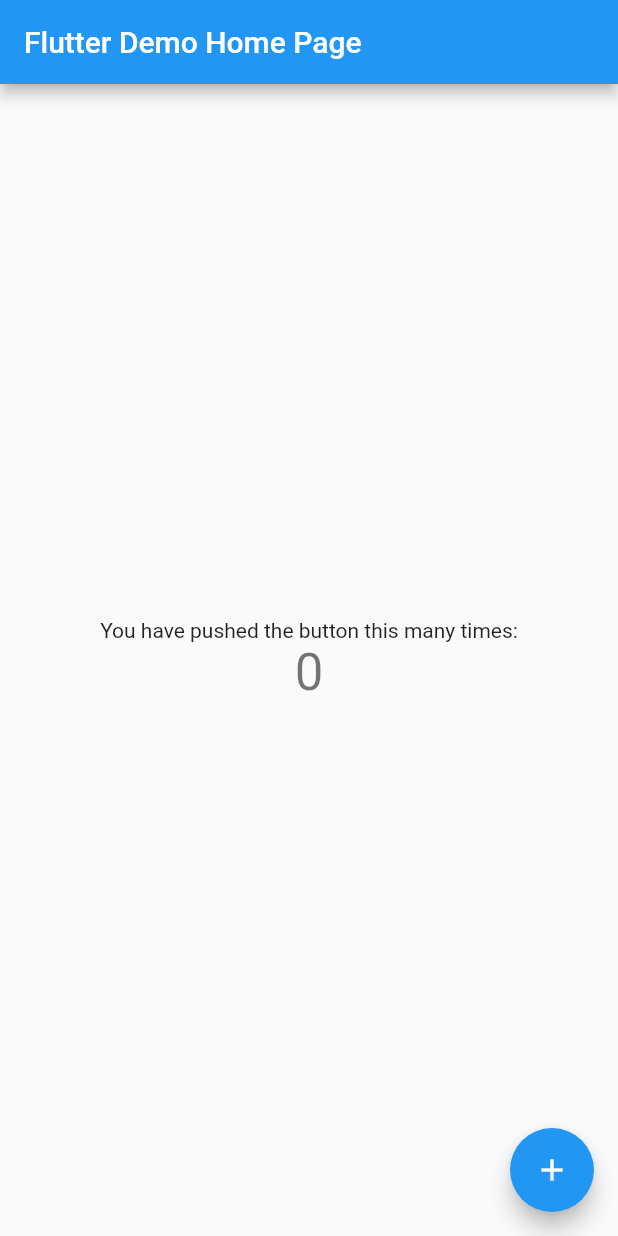
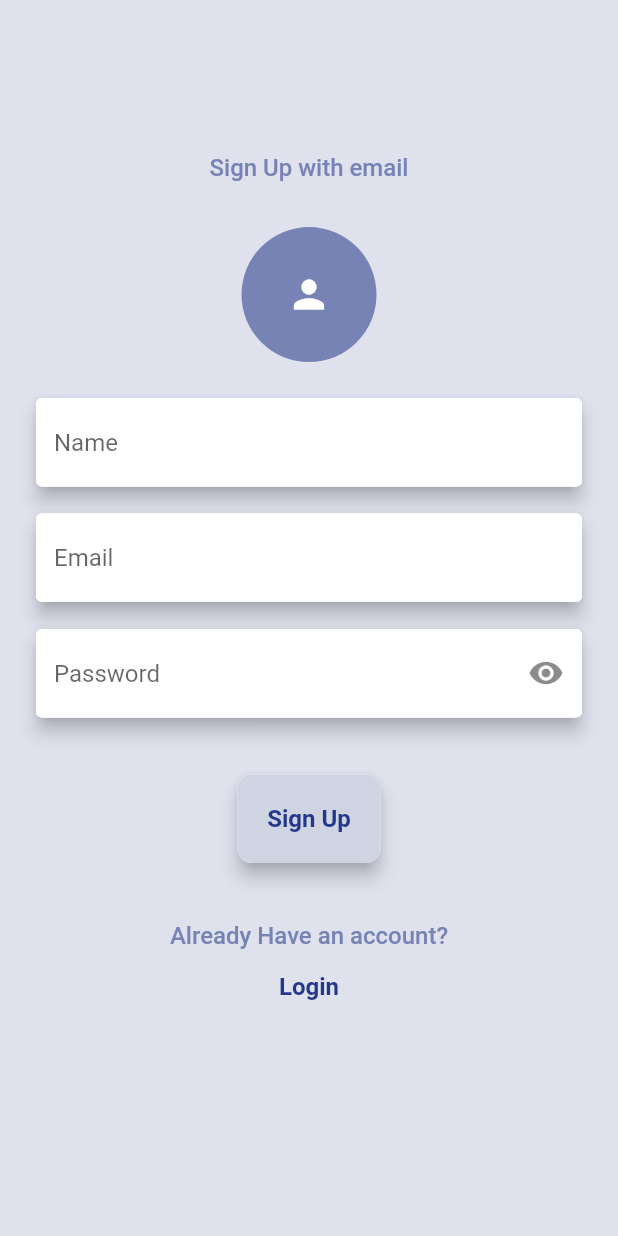
Before and after one commit to SalishKumar/gorin-system-test, a Flutter app: the screen it shows after launch, on a phone screen of 412 x 824 dp. Run offline on Flutter 3.47's test engine with Material 2 defaults, Android fonts, the phone set to English and light mode, and no system bars; our stand-ins replace get.

Commit message:
Designed Register UI

```diff
--- /dev/null
+++ b/lib/Utils/Constants.dart
@@ -0,0 +1,6 @@
+import 'package:flutter/material.dart';
+
+Color backgroundColor = Color(0xFFDFE1ED);
+Color circularAvtarColor = Color(0xFF7783B4);
+Color buttonColor = Color(0xFFCFD4E3);
+Color textColor = Color(0xFF25378B);
--- /dev/null
+++ b/lib/Views/CustomWidgets.dart
@@ -0,0 +1,37 @@
+import 'package:flutter/material.dart';
+import 'package:gorin/Utils/Constants.dart' as util;
+class myField extends StatelessWidget {
+  const myField({
+    Key key,
+    @required this.hintText,
+    this.suffixIcon
+  }) : super(key: key);
+  final hintText,suffixIcon;
+  @override
+  Widget build(BuildContext context) {
+    return Card(
+      elevation: 5,
+      child: TextField(
+        decoration: InputDecoration(
+          fillColor: Colors.white,
+          filled: true,
+          hintText: hintText,
+          suffixIcon: suffixIcon,
+          border: OutlineInputBorder(
+              borderSide: BorderSide(color: Colors.white)
+
+          ),
+          focusedBorder: OutlineInputBorder(
+              borderSide: BorderSide(color: util.circularAvtarColor)
+
+          ),
+          enabledBorder: OutlineInputBorder(
+              borderSide: BorderSide(color: Colors.white)
+
+          ),
+        ),
+
+      ),
+    );
+  }
+}
--- a/lib/Views/Register.dart
+++ b/lib/Views/Register.dart
@@ -0,0 +1,101 @@
+import 'package:flutter/material.dart';
+import 'package:get/get.dart';
+import 'package:gorin/Utils/Constants.dart' as util;
+import 'package:gorin/Views/CustomWidgets.dart';
+class Register extends StatelessWidget {
+  @override
+  Widget build(BuildContext context) {
+    return SafeArea(
+      child: Scaffold(
+        backgroundColor: util.backgroundColor,
+        body: SingleChildScrollView(
+          child: Padding(
+            padding: const EdgeInsets.all(20.0),
+            child: Column(
+              crossAxisAlignment: CrossAxisAlignment.center,
+              mainAxisAlignment: MainAxisAlignment.center,
+              children: [
+                SizedBox(height: (Get.height/10)*1,),
+                Text(
+                    "Sign Up with email",
+                  style: TextStyle(
+                    color: util.circularAvtarColor,
+                    fontSize: 16,
+                    fontWeight: FontWeight.w500
+                  ),
+                ),
+                SizedBox(height: 30,),
+                CircleAvatar(
+                  backgroundColor: util.circularAvtarColor,
+                  radius: 45,
+                  child: Icon(Icons.person,color: Colors.white,size: 30,),
+                ),
+                SizedBox(height: 20,),
+                myField(hintText: "Name",),
+                SizedBox(height: 10,),
+                myField(hintText: "Email",),
+                SizedBox(height: 10,),
+                myField(
+                  hintText: "Password",
+                  suffixIcon: IconButton(
+                    onPressed: (){
+
+                    },
+                    icon: Icon(Icons.remove_red_eye)
+                  ),
+                ),
+                SizedBox(height: 30,),
+                Card(
+                  elevation: 5,
+                  shape: RoundedRectangleBorder(
+                      borderRadius: BorderRadius.circular(10)
+                  ),
+                  child: Container(
+                    decoration: BoxDecoration(
+                      color: util.buttonColor,
+                      borderRadius: BorderRadius.circular(10)
+                    ),
+                    padding: EdgeInsets.all(20),
+                    child: Text(
+                        'Sign Up',
+                      style: TextStyle(
+                        color: util.textColor,
+                        fontWeight: FontWeight.bold,
+                        fontSize: 16
+
+                      ),
+                    ),
+                    ),
+                ),
+                SizedBox(height: 35,),
+                Text(
+                  "Already Have an account?",
+                  style: TextStyle(
+                      color: util.circularAvtarColor,
+                      fontSize: 16,
+                      fontWeight: FontWeight.w500
+                  ),
+                ),
+                SizedBox(height: 15,),
+                Text(
+                  'Login',
+                  style: TextStyle(
+                      color: util.textColor,
+                      fontWeight: FontWeight.bold,
+                      fontSize: 16
+
+                  ),
+                ),
+
+
+
+
+
+              ],
+            ),
+          ),
+        ),
+      ),
+    );
+  }
+}
--- a/lib/main.dart
+++ b/lib/main.dart
@@ -1,113 +1,16 @@
 import 'package:flutter/material.dart';
-
+import 'package:get/get.dart';
+import 'package:gorin/Views/Register.dart';
 void main() {
   runApp(MyApp());
 }
 
 class MyApp extends StatelessWidget {
-  // This widget is the root of your application.
   @override
   Widget build(BuildContext context) {
-    return MaterialApp(
+    return GetMaterialApp(
       title: 'Flutter Demo',
-      theme: ThemeData(
-        // This is the theme of your application.
-        //
-        // Try running your application with "flutter run". You'll see the
-        // application has a blue toolbar. Then, without quitting the app, try
-        // changing the primarySwatch below to Colors.green and then invoke
-        // "hot reload" (press "r" in the console where you ran "flutter run",
-        // or simply save your changes to "hot reload" in a Flutter IDE).
-        // Notice that the counter didn't reset back to zero; the application
-        // is not restarted.
-        primarySwatch: Colors.blue,
-      ),
-      home: MyHomePage(title: 'Flutter Demo Home Page'),
+      home: Register()
     );
   }
 }
-
-class MyHomePage extends StatefulWidget {
-  MyHomePage({Key key, this.title}) : super(key: key);
-
-  // This widget is the home page of your application. It is stateful, meaning
-  // that it has a State object (defined below) that contains fields that affect
-  // how it looks.
-
-  // This class is the configuration for the state. It holds the values (in this
-  // case the title) provided by the parent (in this case the App widget) and
-  // used by the build method of the State. Fields in a Widget subclass are
-  // always marked "final".
-
-  final String title;
-
-  @override
-  _MyHomePageState createState() => _MyHomePageState();
-}
-
-class _MyHomePageState extends State<MyHomePage> {
-  int _counter = 0;
-
-  void _incrementCounter() {
-    setState(() {
-      // This call to setState tells the Flutter framework that something has
-      // changed in this State, which causes it to rerun the build method below
-      // so that the display can reflect the updated values. If we changed
-      // _counter without calling setState(), then the build method would not be
-      // called again, and so nothing would appear to happen.
-      _counter++;
-    });
-  }
-
-  @override
-  Widget build(BuildContext context) {
-    // This method is rerun every time setState is called, for instance as done
-    // by the _incrementCounter method above.
-    //
-    // The Flutter framework has been optimized to make rerunning build methods
-    // fast, so that you can just rebuild anything that needs updating rather
-    // than having to individually change instances of widgets.
-    return Scaffold(
-      appBar: AppBar(
-        // Here we take the value from the MyHomePage object that was created by
-        // the App.build method, and use it to set our appbar title.
-        title: Text(widget.title),
-      ),
-      body: Center(
-        // Center is a layout widget. It takes a single child and positions it
-        // in the middle of the parent.
-        child: Column(
-          // Column is also a layout widget. It takes a list of children and
-          // arranges them vertically. By default, it sizes itself to fit its
-          // children horizontally, and tries to be as tall as its parent.
-          //
-          // Invoke "debug painting" (press "p" in the console, choose the
-          // "Toggle Debug Paint" action from the Flutter Inspector in Android
-          // Studio, or the "Toggle Debug Paint" command in Visual Studio Code)
-          // to see the wireframe for each widget.
-          //
-          // Column has various properties to control how it sizes itself and
-          // how it positions its children. Here we use mainAxisAlignment to
-          // center the children vertically; the main axis here is the vertical
-          // axis because Columns are vertical (the cross axis would be
-          // horizontal).
-          mainAxisAlignment: MainAxisAlignment.center,
-          children: <Widget>[
-            Text(
-              'You have pushed the button this many times:',
-            ),
-            Text(
-              '$_counter',
-              style: Theme.of(context).textTheme.headline4,
-            ),
-          ],
-        ),
-      ),
-      floatingActionButton: FloatingActionButton(
-        onPressed: _incrementCounter,
-        tooltip: 'Increment',
-        child: Icon(Icons.add),
-      ), // This trailing comma makes auto-formatting nicer for build methods.
-    );
-  }
-}
--- a/pubspec.yaml
+++ b/pubspec.yaml
@@ -28,6 +28,8 @@ dependencies:
   # The following adds the Cupertino Icons font to your application.
   # Use with the CupertinoIcons class for iOS style icons.
   cupertino_icons: ^1.0.2
+  firebase_auth: ^1.1.4
+  get: ^4.1.4
 
 dev_dependencies:
   flutter_test:
```
Also changed, not shown: pubspec.lock.
